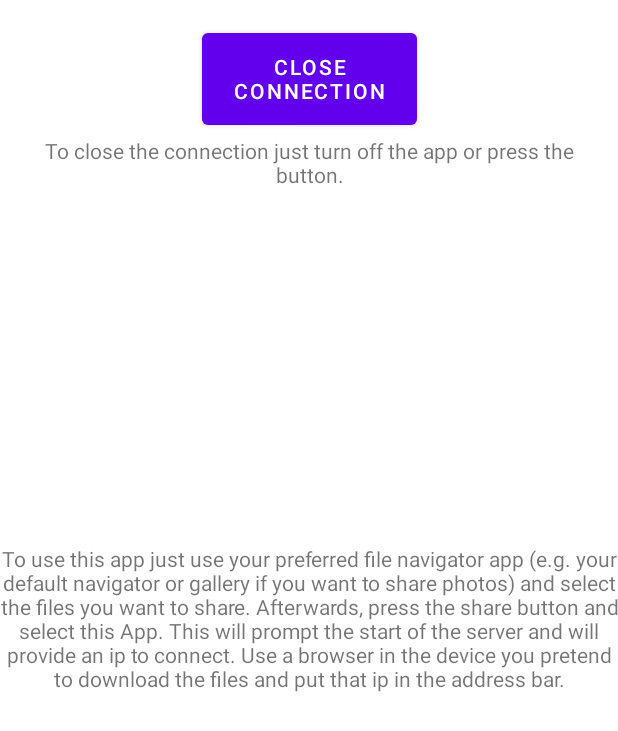
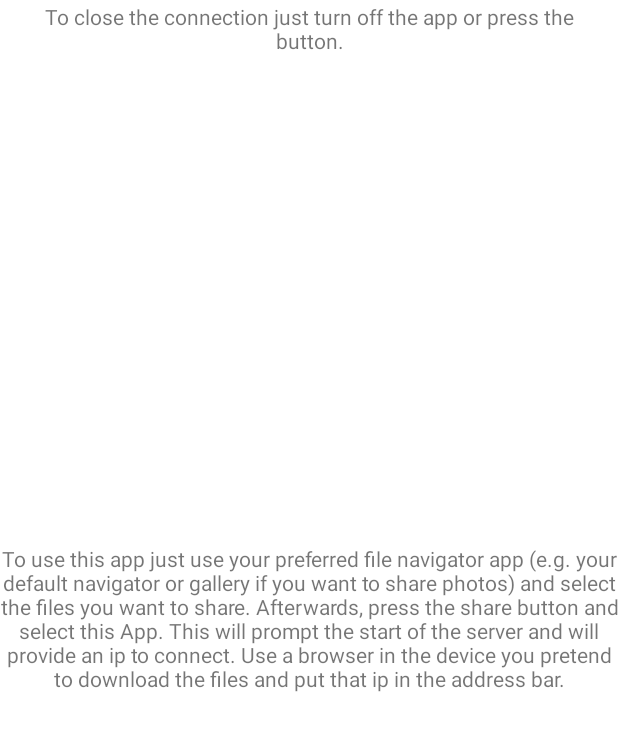
Before and after one commit to Goosoe/PhoneFileTransfer, an Android app: the layout activity_main.xml on its own in the app's theme, with its tools: preview values and no code run, on a phone screen of 412 x 824 dp. Shown: the top 731 px of the screen. Run offline under Robolectric (Android 15) with nearby library versions, the phone set to English and light mode, and no system bars.

Commit message:
WIP: Code cleanup and small improvements

```diff
--- a/app/src/main/java/RequestList/RequestAdapter.java
+++ b/app/src/main/java/RequestList/RequestAdapter.java
@@ -13,6 +13,7 @@ import androidx.recyclerview.widget.RecyclerView;
 import java.util.ArrayList;
 import java.util.List;
 
+import Server.REQUEST_RESPONSE_TYPE;
 import SillyGoose.phonefiletransfer.R;
 import SillyGoose.phonefiletransfer.ServerActivity;
 import Utils.Utils;
@@ -128,7 +129,7 @@ public class RequestAdapter extends RecyclerView.Adapter<RequestAdapter.RequestV
         }
 
         private void acceptConnection() {
-            info.setAccepted(true);
+            info.setResponseType(REQUEST_RESPONSE_TYPE.ACCEPTED);
             ((ServerActivity) mainView.getContext()).notifyServer(info);
             adapter.removeItem(this.getBindingAdapterPosition());
         }
--- a/app/src/main/java/SillyGoose/phonefiletransfer/PrepareServerActivity.java
+++ b/app/src/main/java/SillyGoose/phonefiletransfer/PrepareServerActivity.java
@@ -4,7 +4,6 @@ import android.app.Activity;
 import android.content.Intent;
 import android.net.Uri;
 import android.os.Bundle;
-import android.widget.ProgressBar;
 import android.widget.TextView;
 
 import java.io.File;
--- a/app/src/main/java/SillyGoose/phonefiletransfer/ServerActivity.java
+++ b/app/src/main/java/SillyGoose/phonefiletransfer/ServerActivity.java
@@ -9,9 +9,7 @@ import android.widget.Toast;
 import androidx.recyclerview.widget.LinearLayoutManager;
 import androidx.recyclerview.widget.RecyclerView;
 
-import java.io.File;
 import java.io.IOException;
-import java.util.Arrays;
 import java.util.zip.ZipFile;
 
 import RequestList.RequestAdapter;
@@ -26,7 +24,6 @@ public class ServerActivity extends Activity {
     private static final int PORT = 8080;
     private HttpServer server = null;
     private RecyclerView requestRecyclerView;
-//    private ExecutorService executorService;
 
     @Override
     public void onCreate(Bundle savedInstanceState) {
--- a/app/src/main/res/layout/activity_main.xml
+++ b/app/src/main/res/layout/activity_main.xml
@@ -22,22 +22,10 @@
         android:id="@+id/textView2"
         android:layout_width="398dp"
         android:layout_height="38dp"
+        android:gravity="center"
         android:text="@string/close_connection"
         app:layout_constraintEnd_toEndOf="parent"
         app:layout_constraintStart_toStartOf="parent"
-        app:layout_constraintTop_toBottomOf="@+id/button"
-        android:gravity="center"
-        />
+        tools:layout_editor_absoluteY="89dp" />
 
-    <Button
-        android:id="@+id/button"
-        android:layout_width="143dp"
-        android:layout_height="73dp"
-        android:layout_marginTop="16dp"
-        android:text="@string/close_connection_button"
-        app:layout_constraintEnd_toEndOf="parent"
-        app:layout_constraintStart_toStartOf="parent"
-        app:layout_constraintTop_toTopOf="parent"
-        android:gravity="center"
-        />
 </androidx.constraintlayout.widget.ConstraintLayout>
```
Also changed, not shown: app/src/main/java/RequestList/RequestInfo.java (+12 -10 lines), app/src/main/java/Server/HttpServer.java (+18 -22 lines), app/src/main/java/Server/REQUEST_RESPONSE_TYPE.java (added, +7 -0 lines), app/src/main/java/Server/ServerUtils.java (+10 -5 lines), app/src/main/java/SillyGoose/phonefiletransfer/MainActivity.java (+0 -10 lines).
